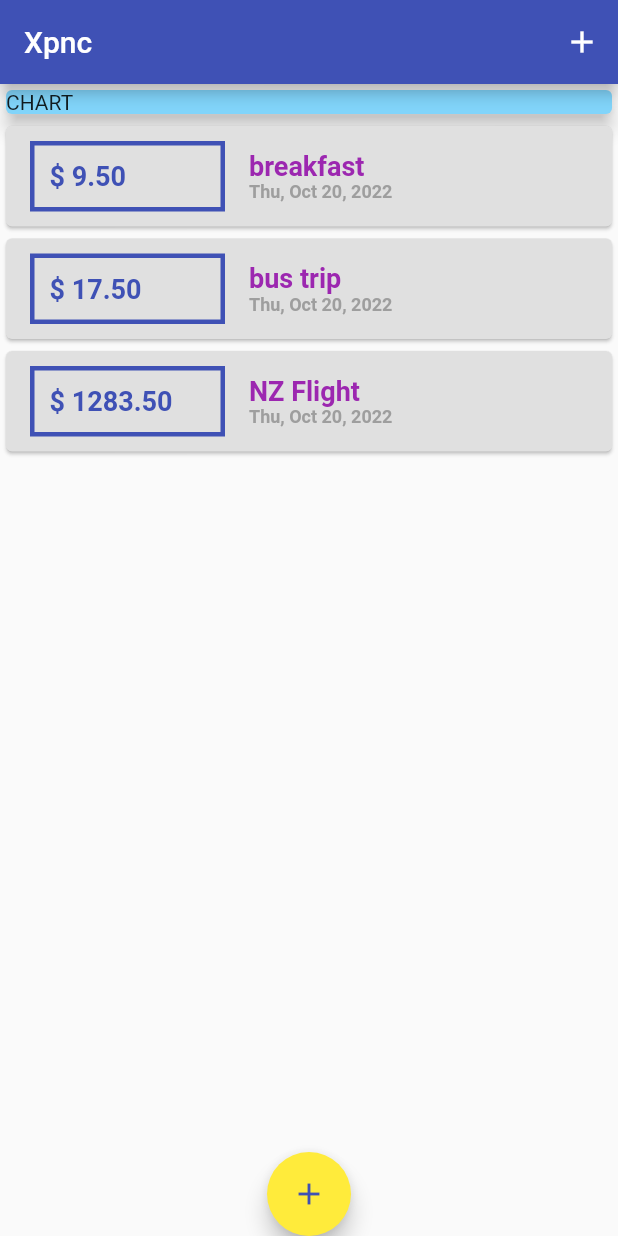
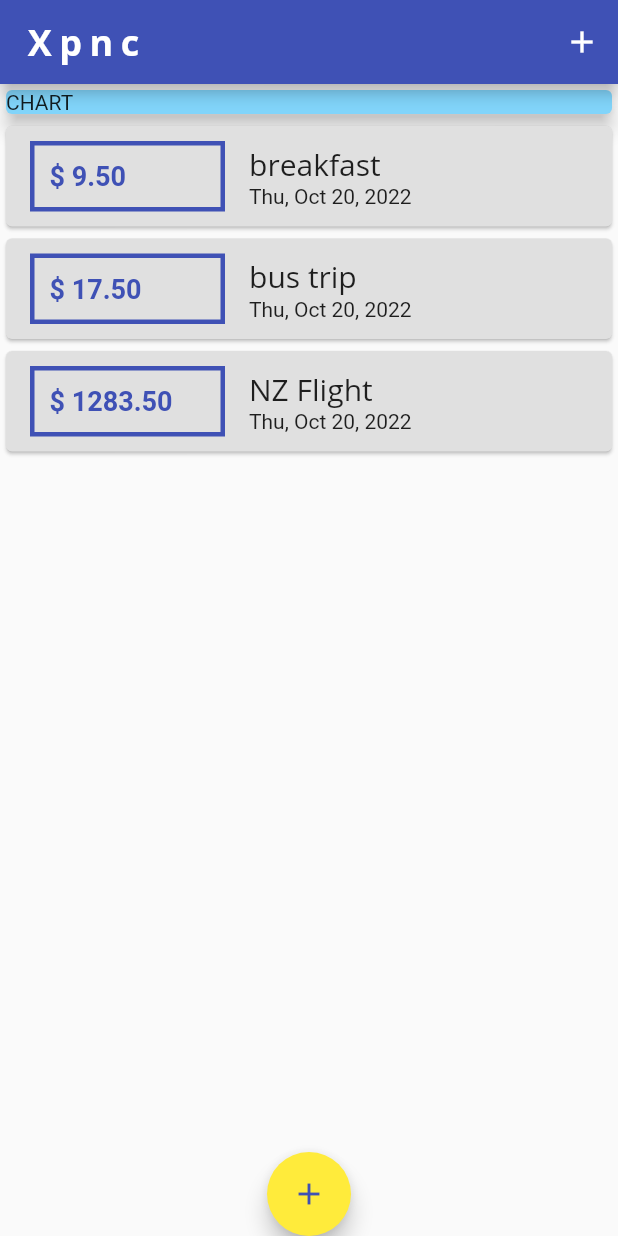
Before and after one commit to carlstep/udemy_max_expense_management_1, a Flutter app: the screen it shows after launch, on a phone screen of 412 x 824 dp. Run offline on Flutter 3.47's test engine with Material 2 defaults, Android fonts, the phone set to English and light mode, and no system bars.

Commit message:
theme colors and fonts

```diff
--- a/lib/main.dart
+++ b/lib/main.dart
@@ -1,3 +1,5 @@
+import 'dart:ui';
+
 import 'package:flutter/material.dart';
 import 'package:udemy_max_expense_management_1/widgets/transaction_list.dart';
 
@@ -19,6 +21,22 @@
               secondary: Colors.yellow,
             ),
         cardColor: Colors.grey[300],
+        fontFamily: 'QuickSand',
+        textTheme: ThemeData.light().textTheme.copyWith(
+              headline6: TextStyle(
+                fontFamily: 'OpenSans',
+                //fontSize: 12,
+                fontWeight: FontWeight.normal,
+              ),
+            ),
+        appBarTheme: const AppBarTheme(
+          titleTextStyle: TextStyle(
+            fontFamily: 'OpenSans',
+            fontSize: 24,
+            fontWeight: FontWeight.bold,
+            letterSpacing: 5,
+          ),
+        ),
       ),
       title: 'Flutter Expense Management App',
       home: MyHomePage(),
--- a/lib/widgets/transaction_list.dart
+++ b/lib/widgets/transaction_list.dart
@@ -41,17 +41,10 @@
                   children: [
                     Text(
                       transactions[index].title,
-                      style: TextStyle(
-                          fontWeight: FontWeight.bold,
-                          fontSize: 18,
-                          color: Colors.purple),
+                      style: Theme.of(context).textTheme.headline6,
                     ),
                     Text(
                       DateFormat.yMMMEd().format(transactions[index].date),
-                      style: TextStyle(
-                          fontWeight: FontWeight.bold,
-                          fontSize: 12,
-                          color: Colors.grey),
                     ),
                   ],
                 ),
```
Also changed, not shown: pubspec.yaml (+11 -6 lines), assets/fonts/OpenSans-Bold.ttf (added), assets/fonts/OpenSans-Regular.ttf (added), assets/fonts/Quicksand-Bold.ttf (added), assets/fonts/Quicksand-Light.ttf (added), assets/fonts/Quicksand-Medium.ttf (added), assets/fonts/Quicksand-Regular.ttf (added).
